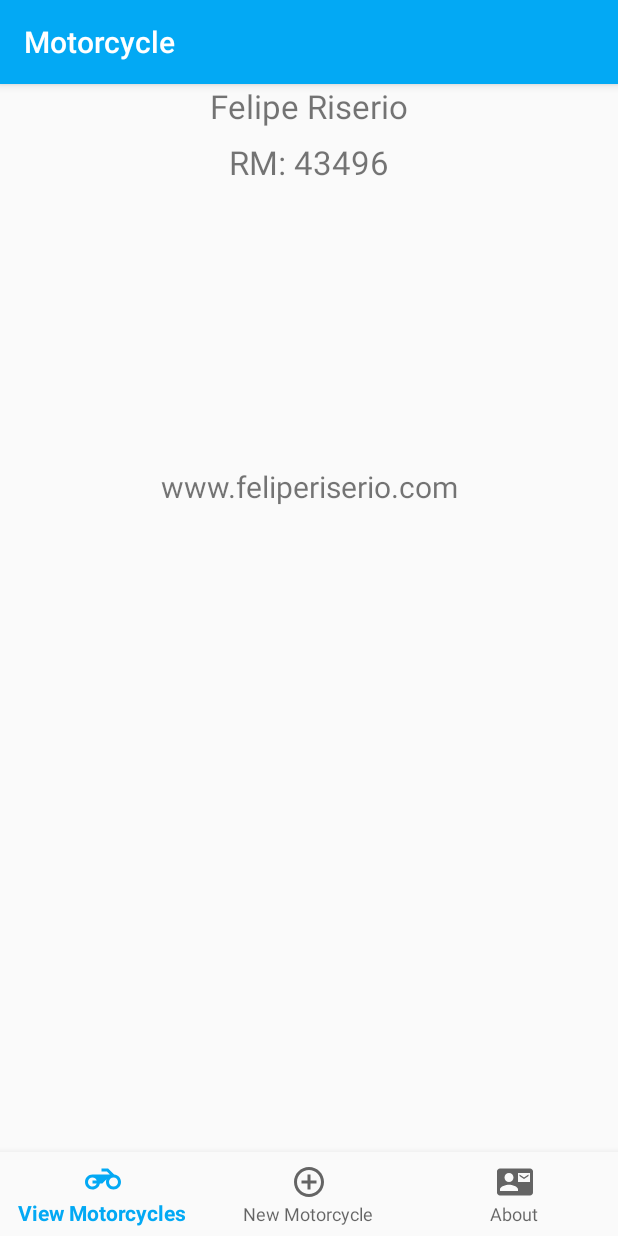
After one commit to felipefriserio/moto, an Android app: the fragment AboutFragment placed in its activity, on a phone screen of 412 x 824 dp. The commit adds this screen. Run offline under Robolectric (Android 15) with nearby library versions, the phone set to English and light mode, and no system bars.

Commit message:
sobre fragment

```diff
--- /dev/null
+++ b/app/src/main/java/br/com/android/moto/ui/about/AboutFragment.kt
@@ -0,0 +1,17 @@
+package br.com.android.moto.ui.about
+
+import android.os.Bundle
+import android.support.v4.app.Fragment
+import android.view.LayoutInflater
+import android.view.View
+import android.view.ViewGroup
+import com.example.logonrm.carros.R
+
+class AboutFragment : Fragment() {
+
+    override fun onCreateView(inflater: LayoutInflater?, container: ViewGroup?,
+                              savedInstanceState: Bundle?): View? {
+        return inflater!!.inflate(R.layout.fragment_about, container, false)
+    }
+
+}
--- /dev/null
+++ b/app/src/main/java/br/com/android/moto/ui/includemoto/IncludeMotoFragment.kt
@@ -0,0 +1,5 @@
+package br.com.android.moto.ui.includemoto
+
+class IncludeMotoFragment : Fragment {
+
+}
--- a/app/src/main/java/br/com/android/moto/ui/listamotos/ListaMotosAdapter.kt
+++ b/app/src/main/java/br/com/android/moto/ui/listmoto/ListMotoAdapter.kt
@@ -1,4 +1,4 @@
-package br.com.android.moto.ui.listamotos
+package br.com.android.moto.ui.listmoto
 
 import android.content.Context
 import android.support.v4.content.ContextCompat
@@ -12,8 +12,8 @@ import com.example.logonrm.carros.R
 import com.squareup.picasso.Picasso
 import kotlinx.android.synthetic.main.item_moto.view.*
 
-class ListaMotosAdapter(private val motos: List<Moto>,
-                        private val context: Context) : RecyclerView.Adapter<ListaMotosAdapter.MeuViewHolder>() {
+class ListMotoAdapter(private val motos: List<Moto>,
+                      private val context: Context) : RecyclerView.Adapter<ListMotoAdapter.MeuViewHolder>() {
 
     override fun getItemCount(): Int {
         return motos.size
--- a/app/src/main/java/br/com/android/moto/ui/listamotos/ListaMotosFragment.kt
+++ b/app/src/main/java/br/com/android/moto/ui/listmoto/ListMotoFragment.kt
@@ -1,4 +1,4 @@
-package br.com.android.moto.ui.listamotos
+package br.com.android.moto.ui.listmoto
 
 import android.os.Bundle
 import android.support.v4.app.Fragment
@@ -24,7 +24,7 @@ import retrofit2.Response
 /**
  * A simple [Fragment] subclass.
  */
-class ListaMotosFragment : Fragment() {
+class ListMotoFragment : Fragment() {
 
 
     override fun onCreateView(inflater: LayoutInflater?, container: ViewGroup?,
@@ -67,7 +67,7 @@ class ListaMotosFragment : Fragment() {
 
     fun setupLista(motos: List<Moto>?) {
         motos.let {
-            rvMotos.adapter = ListaMotosAdapter(motos!!, context)
+            rvMotos.adapter = ListMotoAdapter(motos!!, context)
             val layoutManager = LinearLayoutManager(context)
             rvMotos.layoutManager = layoutManager
         }
--- a/app/src/main/java/br/com/android/moto/ui/main/MainActivity.kt
+++ b/app/src/main/java/br/com/android/moto/ui/main/MainActivity.kt
@@ -4,8 +4,8 @@ import android.os.Bundle
 import android.support.design.widget.BottomNavigationView
 import android.support.v4.app.Fragment
 import android.support.v7.app.AppCompatActivity
-import android.widget.Toast
-import br.com.android.moto.ui.listamotos.ListaMotosFragment
+import br.com.android.moto.ui.about.AboutFragment
+import br.com.android.moto.ui.listmoto.ListMotoFragment
 import com.example.logonrm.carros.R
 import kotlinx.android.synthetic.main.activity_main.*
 
@@ -15,7 +15,7 @@ class MainActivity : AppCompatActivity() {
     private val mOnNavigationItemSelectedListener = BottomNavigationView.OnNavigationItemSelectedListener { item ->
         when (item.itemId) {
             R.id.navigation_lista -> {
-                changeFragment(ListaMotosFragment())
+                changeFragment(ListMotoFragment())
                 return@OnNavigationItemSelectedListener true
             }
             /*
@@ -23,8 +23,12 @@ class MainActivity : AppCompatActivity() {
                 changeFragment(NovaMotoFragment())
                 return@OnNavigationItemSelectedListener true
             }*/
+            R.id.navigation_novo -> {
+                changeFragment(IncludeMotoFragment())
+                return@OnNavigationItemSelectedListener true
+            }
             R.id.navigation_sobre -> {
-                Toast.makeText(this,"Em construcao", Toast.LENGTH_LONG).show()
+                changeFragment(AboutFragment())
                 return@OnNavigationItemSelectedListener true
             }
         }
--- /dev/null
+++ b/app/src/main/res/drawable/ic_add_circle_outline_black_24dp.xml
@@ -0,0 +1,9 @@
+<vector xmlns:android="http://schemas.android.com/apk/res/android"
+        android:width="24dp"
+        android:height="24dp"
+        android:viewportWidth="24.0"
+        android:viewportHeight="24.0">
+    <path
+        android:fillColor="#FF000000"
+        android:pathData="M13,7h-2v4L7,11v2h4v4h2v-4h4v-2h-4L13,7zM12,2C6.48,2 2,6.48 2,12s4.48,10 10,10 10,-4.48 10,-10S17.52,2 12,2zM12,20c-4.41,0 -8,-3.59 -8,-8s3.59,-8 8,-8 8,3.59 8,8 -3.59,8 -8,8z"/>
+</vector>
--- /dev/null
+++ b/app/src/main/res/drawable/ic_contact_mail_black_24dp.xml
@@ -0,0 +1,9 @@
+<vector xmlns:android="http://schemas.android.com/apk/res/android"
+        android:width="24dp"
+        android:height="24dp"
+        android:viewportWidth="24.0"
+        android:viewportHeight="24.0">
+    <path
+        android:fillColor="#FF000000"
+        android:pathData="M21,8L21,7l-3,2 -3,-2v1l3,2 3,-2zM22,3L2,3C0.9,3 0,3.9 0,5v14c0,1.1 0.9,2 2,2h20c1.1,0 1.99,-0.9 1.99,-2L24,5c0,-1.1 -0.9,-2 -2,-2zM8,6c1.66,0 3,1.34 3,3s-1.34,3 -3,3 -3,-1.34 -3,-3 1.34,-3 3,-3zM14,18L2,18v-1c0,-2 4,-3.1 6,-3.1s6,1.1 6,3.1v1zM22,12h-8L14,6h8v6z"/>
+</vector>
--- /dev/null
+++ b/app/src/main/res/drawable/ic_motorcycle_black_24dp.xml
@@ -0,0 +1,9 @@
+<vector xmlns:android="http://schemas.android.com/apk/res/android"
+        android:width="24dp"
+        android:height="24dp"
+        android:viewportWidth="24.0"
+        android:viewportHeight="24.0">
+    <path
+        android:fillColor="#FF000000"
+        android:pathData="M19.44,9.03L15.41,5H11v2h3.59l2,2H5c-2.8,0 -5,2.2 -5,5s2.2,5 5,5c2.46,0 4.45,-1.69 4.9,-4h1.65l2.77,-2.77c-0.21,0.54 -0.32,1.14 -0.32,1.77 0,2.8 2.2,5 5,5s5,-2.2 5,-5c0,-2.65 -1.97,-4.77 -4.56,-4.97zM7.82,15C7.4,16.15 6.28,17 5,17c-1.63,0 -3,-1.37 -3,-3s1.37,-3 3,-3c1.28,0 2.4,0.85 2.82,2H5v2h2.82zM19,17c-1.66,0 -3,-1.34 -3,-3s1.34,-3 3,-3 3,1.34 3,3 -1.34,3 -3,3z"/>
+</vector>
--- /dev/null
+++ b/app/src/main/res/layout/fragment_about.xml
@@ -0,0 +1,52 @@
+<?xml version="1.0" encoding="utf-8"?>
+<android.support.constraint.ConstraintLayout
+    xmlns:android="http://schemas.android.com/apk/res/android"
+    xmlns:app="http://schemas.android.com/apk/res-auto"
+    xmlns:tools="http://schemas.android.com/tools"
+    android:layout_width="match_parent"
+    android:layout_height="match_parent">
+
+    <TextView
+        android:id="@+id/textView"
+        android:layout_width="wrap_content"
+        android:layout_height="wrap_content"
+        android:layout_marginEnd="8dp"
+        android:layout_marginLeft="8dp"
+        android:layout_marginRight="8dp"
+        android:layout_marginStart="8dp"
+        android:text="Felipe Riserio"
+        android:textSize="22sp"
+        app:layout_constraintEnd_toEndOf="parent"
+        app:layout_constraintStart_toStartOf="parent"
+        tools:layout_editor_absoluteY="92dp" />
+
+    <TextView
+        android:id="@+id/textView2"
+        android:layout_width="wrap_content"
+        android:layout_height="wrap_content"
+        android:layout_marginEnd="8dp"
+        android:layout_marginLeft="8dp"
+        android:layout_marginRight="8dp"
+        android:layout_marginStart="8dp"
+        android:layout_marginTop="8dp"
+        android:text="RM: 43496"
+        android:textSize="22sp"
+        app:layout_constraintEnd_toEndOf="parent"
+        app:layout_constraintStart_toStartOf="parent"
+        app:layout_constraintTop_toBottomOf="@+id/textView" />
+
+    <TextView
+        android:id="@+id/textView3"
+        android:layout_width="wrap_content"
+        android:layout_height="wrap_content"
+        android:layout_marginEnd="8dp"
+        android:layout_marginLeft="8dp"
+        android:layout_marginRight="8dp"
+        android:layout_marginStart="8dp"
+        android:layout_marginTop="188dp"
+        android:text="www.feliperiserio.com"
+        android:textSize="20sp"
+        app:layout_constraintEnd_toEndOf="parent"
+        app:layout_constraintStart_toStartOf="parent"
+        app:layout_constraintTop_toBottomOf="@+id/textView2" />
+</android.support.constraint.ConstraintLayout>
--- a/app/src/main/res/layout/fragment_lista_motos.xml
+++ b/app/src/main/res/layout/fragment_lista_motos.xml
@@ -2,7 +2,7 @@
     xmlns:tools="http://schemas.android.com/tools"
     android:layout_width="match_parent"
     android:layout_height="match_parent"
-    tools:context="br.com.android.moto.ui.listamotos.ListaMotosFragment">
+    tools:context="br.com.android.moto.ui.listmoto.ListMotoFragment">
 
     <android.support.v7.widget.RecyclerView
         android:id="@+id/rvMotos"
--- a/app/src/main/res/layout/item_moto.xml
+++ b/app/src/main/res/layout/item_moto.xml
@@ -1,22 +1,24 @@
 <?xml version="1.0" encoding="utf-8"?>
 <LinearLayout
     xmlns:android="http://schemas.android.com/apk/res/android"
+    xmlns:app="http://schemas.android.com/apk/res-auto"
     xmlns:tools="http://schemas.android.com/tools"
     android:layout_width="match_parent"
     android:layout_height="wrap_content"
     android:orientation="vertical">
 
     <ImageView
+        android:id="@+id/ivFoto"
         android:layout_width="match_parent"
-        android:layout_height="200dp"
-        android:id="@+id/ivFoto"/>
+        android:layout_height="200dp" />
 
     <TextView
+        android:id="@+id/tvModelo"
         android:layout_width="match_parent"
         android:layout_height="wrap_content"
         android:gravity="center"
-        android:id="@+id/tvModelo"
-        tools:text="Modelo"/>
+        app:fontFamily="sans-serif"
+        tools:text="Modelo" />
 
     <TextView
         android:layout_width="match_parent"
--- a/app/src/main/res/menu/navigation.xml
+++ b/app/src/main/res/menu/navigation.xml
@@ -3,17 +3,17 @@
 
     <item
         android:id="@+id/navigation_lista"
-        android:icon="@drawable/ic_home_black_24dp"
+        android:icon="@drawable/ic_motorcycle_black_24dp"
         android:title="@string/view_motos" />
 
     <item
         android:id="@+id/navigation_novo"
-        android:icon="@drawable/ic_dashboard_black_24dp"
-        android:title="Nova Moto"/>
+        android:icon="@drawable/ic_add_circle_outline_black_24dp"
+        android:title="@string/new_moto"/>
 
     <item
         android:id="@+id/navigation_sobre"
-        android:icon="@drawable/ic_notifications_black_24dp"
+        android:icon="@drawable/ic_contact_mail_black_24dp"
         android:title="@string/about" />
 
 </menu>
--- a/app/src/main/res/values/strings.xml
+++ b/app/src/main/res/values/strings.xml
@@ -1,3 +1,7 @@
+<?xml version="1.0" encoding="utf-8"?>
 <resources>
-    <string name="app_name">moto</string>
+    <string name="app_name">Motorcycle</string>
+    <string name="view_motos">View Motorcycles</string>
+    <string name="new_moto">New Motorcycle</string>
+    <string name="about">About</string>
 </resources>
```
Also changed, not shown: 2 other files.
